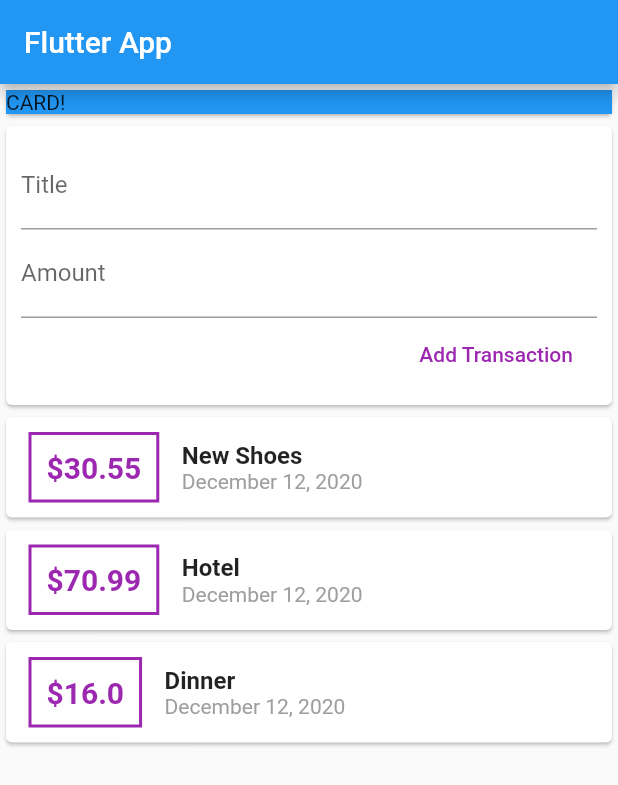
After one commit to ewajs/flutter-personal-expenses, a Flutter app: the screen it shows after launch, after a tap on "Add Transaction", on a phone screen of 412 x 824 dp. The commit adds this screen. Shown: the top 785 px of the screen. Run offline on Flutter 3.47's test engine with Material 2 defaults, Android fonts, the phone set to English and light mode, and no system bars.

Commit message:
Refactored into multiple widgets, added add functionality to the list

```diff
--- /dev/null
+++ b/lib/widgets/new_transaction.dart
@@ -0,0 +1,41 @@
+import 'package:flutter/material.dart';
+
+class NewTransaction extends StatelessWidget {
+  final titleController = TextEditingController();
+  final amountController = TextEditingController();
+  final newTransaction;
+
+  NewTransaction(this.newTransaction);
+
+  @override
+  Widget build(BuildContext context) {
+    return Card(
+      child: Container(
+        padding: EdgeInsets.all(10),
+        child: Column(
+          crossAxisAlignment: CrossAxisAlignment.end,
+          children: [
+            TextField(
+              decoration: InputDecoration(labelText: 'Title'),
+              controller: titleController,
+            ),
+            TextField(
+              decoration: InputDecoration(labelText: 'Amount'),
+              controller: amountController,
+            ),
+            FlatButton(
+              onPressed: () {
+                newTransaction(
+                  titleController.text,
+                  double.parse(amountController.text),
+                );
+              },
+              child: Text('Add Transaction'),
+              textColor: Colors.purple,
+            )
+          ],
+        ),
+      ),
+    );
+  }
+}
--- /dev/null
+++ b/lib/widgets/transaction_list.dart
@@ -0,0 +1,63 @@
+import 'package:flutter/material.dart';
+import 'package:intl/intl.dart';
+
+import '../models/transaction.dart';
+
+class TransactionList extends StatelessWidget {
+  final List<Transaction> transactions;
+
+  TransactionList(this.transactions);
+
+  @override
+  Widget build(BuildContext context) {
+    return Column(
+      children: transactions.map((tx) {
+        return Card(
+          child: Row(
+            children: [
+              Container(
+                margin: EdgeInsets.symmetric(
+                  vertical: 10,
+                  horizontal: 15,
+                ),
+                padding: EdgeInsets.all(10),
+                decoration: BoxDecoration(
+                  border: Border.all(
+                    color: Colors.purple,
+                    width: 2,
+                  ),
+                ),
+                child: Text(
+                  '\$${tx.amount}',
+                  style: TextStyle(
+                    fontWeight: FontWeight.bold,
+                    fontSize: 20,
+                    color: Colors.purple,
+                  ),
+                ),
+              ),
+              Column(
+                crossAxisAlignment: CrossAxisAlignment.start,
+                children: [
+                  Text(
+                    tx.title,
+                    style: TextStyle(
+                      fontWeight: FontWeight.bold,
+                      fontSize: 16,
+                    ),
+                  ),
+                  Text(
+                    DateFormat.yMMMMd().format(tx.date),
+                    style: TextStyle(
+                      color: Colors.grey,
+                    ),
+                  ),
+                ],
+              )
+            ],
+          ),
+        );
+      }).toList(),
+    );
+  }
+}
--- /dev/null
+++ b/lib/widgets/user_transactions.dart
@@ -0,0 +1,56 @@
+import 'package:flutter/material.dart';
+
+import 'new_transaction.dart';
+import 'transaction_list.dart';
+import '../models/transaction.dart';
+
+class UserTransactions extends StatefulWidget {
+  @override
+  _UserTransactionsState createState() => _UserTransactionsState();
+}
+
+class _UserTransactionsState extends State<UserTransactions> {
+  final List<Transaction> _userTransactions = [
+    Transaction(
+      id: 't1',
+      title: 'New Shoes',
+      amount: 30.55,
+      date: DateTime.now(),
+    ),
+    Transaction(
+      id: 't2',
+      title: 'Hotel',
+      amount: 70.99,
+      date: DateTime.now(),
+    ),
+    Transaction(
+      id: 't3',
+      title: 'Dinner',
+      amount: 16,
+      date: DateTime.now(),
+    ),
+  ];
+
+  void _addNewTransaction(String title, double amount) {
+    final newTx = Transaction(
+      title: title,
+      amount: amount,
+      date: DateTime.now(),
+      id: DateTime.now().toString(),
+    );
+
+    setState(() {
+      _userTransactions.add(newTx);
+    });
+  }
+
+  @override
+  Widget build(BuildContext context) {
+    return Column(
+      children: [
+        NewTransaction(_addNewTransaction),
+        TransactionList(_userTransactions),
+      ],
+    );
+  }
+}
```
Also changed, not shown: lib/main.dart (+2 -92 lines), lib/models/transaction.dart (renamed from lib/transaction.dart).
